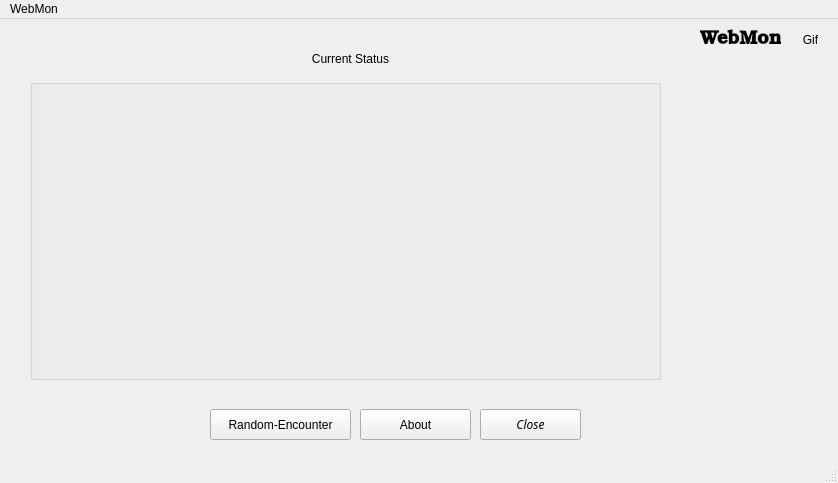
Before: the Qt Designer form WebMon-Client/mainwindow.ui in davsuss/WebMon, drawn with Qt 5.
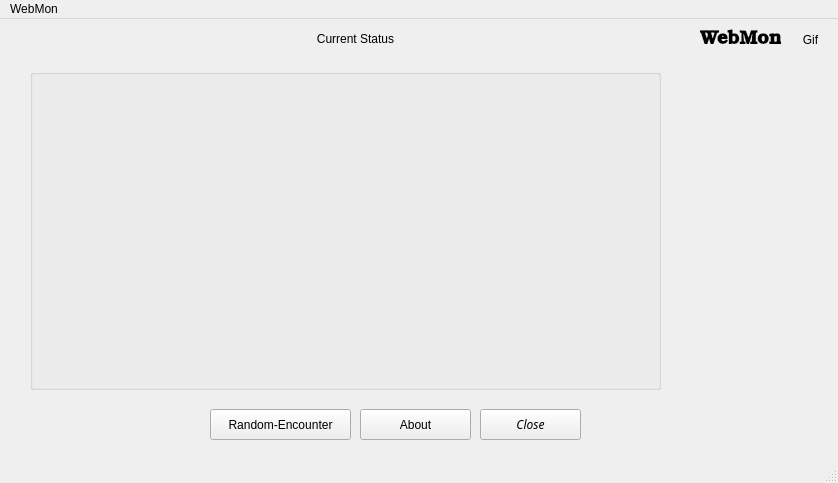
After: the same form once the commit is applied.

```diff
--- a/WebMon-Client/mainwindow.ui
+++ b/WebMon-Client/mainwindow.ui
@@ -18,9 +18,9 @@
     <property name="geometry">
      <rect>
       <x>30</x>
-      <y>60</y>
+      <y>50</y>
       <width>631</width>
-      <height>301</height>
+      <height>321</height>
      </rect>
     </property>
    </widget>
@@ -109,8 +109,8 @@
    <widget class="QLabel" name="Status">
     <property name="geometry">
      <rect>
-      <x>5</x>
-      <y>30</y>
+      <x>10</x>
+      <y>10</y>
       <width>691</width>
       <height>20</height>
      </rect>
```
Left out of the diff: 8 changed lines with no effect on the pictures.
